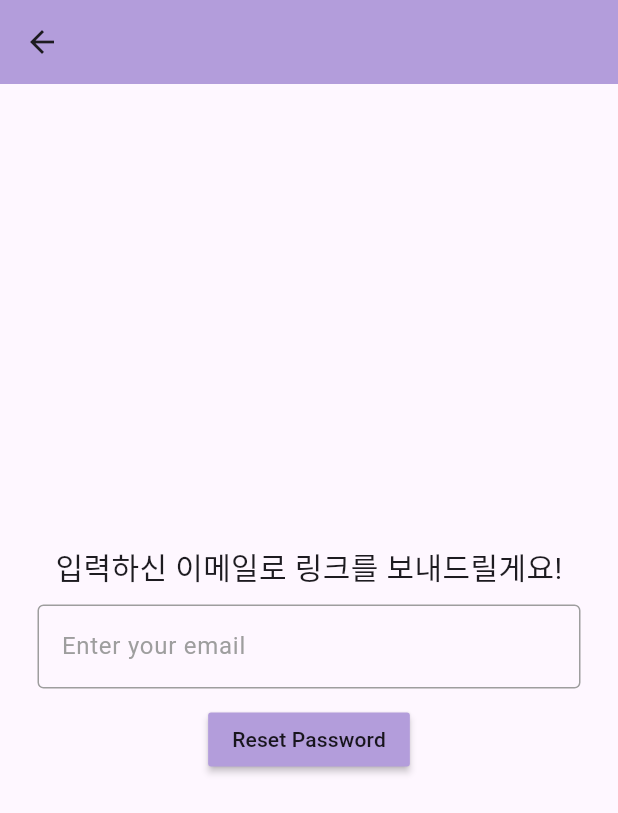
After one commit to LilDevsy0117/logletter, a Flutter app: the ForgotPasswordPage screen opened directly, on a phone screen of 412 x 824 dp. The commit adds this screen. Shown: the top 813 px of the screen. Run offline on Flutter 3.47's test engine with Material 3 defaults, Android fonts, the phone set to English and light mode, and no system bars; our stand-ins replace firebase_auth, firebase_core, table_calendar; accounts and stored records are empty; generated files the repository leaves out were written again; network calls fail.

Commit message:
register and reset password

```diff
--- a/lib/pages/main_page.dart
+++ b/lib/auth/main_page.dart
@@ -1,7 +1,7 @@
 import 'package:firebase_auth/firebase_auth.dart';
 import 'package:flutter/material.dart';
+import 'package:logletter/auth/auth_page.dart';
 import 'package:logletter/pages/home_page.dart';
-import 'package:logletter/pages/login_page.dart';
 
 class MainPage extends StatelessWidget {
   const MainPage({super.key});
@@ -15,7 +15,7 @@ class MainPage extends StatelessWidget {
           if (snapshot.hasData) {
             return const HomePage();
           } else {
-            return const LoginPage();
+            return const AuthPage();
           }
         },
       ),
--- /dev/null
+++ b/lib/pages/forgot_pw_page.dart
@@ -0,0 +1,85 @@
+import 'package:firebase_auth/firebase_auth.dart';
+import 'package:flutter/material.dart';
+import 'package:logletter/components/login_textfield.dart';
+
+class ForgotPasswordPage extends StatefulWidget {
+  const ForgotPasswordPage({super.key});
+
+  @override
+  State<ForgotPasswordPage> createState() => _ForgotPasswordPageState();
+}
+
+class _ForgotPasswordPageState extends State<ForgotPasswordPage> {
+  final _emailController = TextEditingController();
+
+  @override
+  void dispose() {
+    _emailController.dispose();
+    super.dispose();
+  }
+
+  Future passwordReset() async {
+    try {
+      await FirebaseAuth.instance.sendPasswordResetEmail(
+        email: _emailController.text.trim(),
+      );
+      if (!mounted) return;
+      showDialog(
+          context: context,
+          builder: (context) {
+            return const AlertDialog(
+              content: Text('링크를 보냈습니다! 이메일을 확인해주세요!'),
+            );
+          });
+    } on FirebaseAuthException catch (e) {
+      showDialog(
+          context: context,
+          builder: (context) {
+            return AlertDialog(
+              content: Text(e.message.toString()),
+            );
+          });
+    }
+  }
+
+  @override
+  Widget build(BuildContext context) {
+    return Scaffold(
+      appBar: AppBar(
+        backgroundColor: Colors.deepPurple[200],
+        elevation: 0,
+      ),
+      body: Column(
+        mainAxisAlignment: MainAxisAlignment.center,
+        children: [
+          const Padding(
+            padding: EdgeInsets.symmetric(horizontal: 25.0),
+            child: Text(
+              '입력하신 이메일로 링크를 보내드릴게요!',
+              textAlign: TextAlign.center,
+              style: TextStyle(
+                fontSize: 20,
+              ),
+            ),
+          ),
+          const SizedBox(
+            height: 10,
+          ),
+          MyTextField(
+            controller: _emailController,
+            hintText: 'Enter your email',
+            obscureText: false,
+          ),
+          const SizedBox(
+            height: 10,
+          ),
+          MaterialButton(
+            onPressed: passwordReset,
+            color: Colors.deepPurple[200],
+            child: const Text('Reset Password'),
+          )
+        ],
+      ),
+    );
+  }
+}
--- a/lib/pages/splash_screen.dart
+++ b/lib/pages/splash_screen.dart
@@ -1,7 +1,7 @@
 import 'dart:async';
 
 import 'package:flutter/material.dart';
-import 'package:logletter/pages/main_page.dart';
+import 'package:logletter/auth/main_page.dart';
 
 class LoadingLogin extends StatefulWidget {
   const LoadingLogin({
```
Also changed, not shown: lib/auth/auth_page.dart (added, +31 -0 lines), lib/pages/login_page.dart (+24 -15 lines), lib/pages/register_page.dart (+49 -18 lines).
